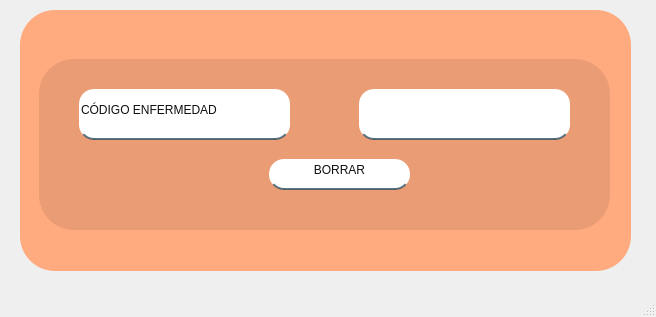
Qt form borrar.ui (mariacamilato/TRABAJO-FINAL) before a commit.
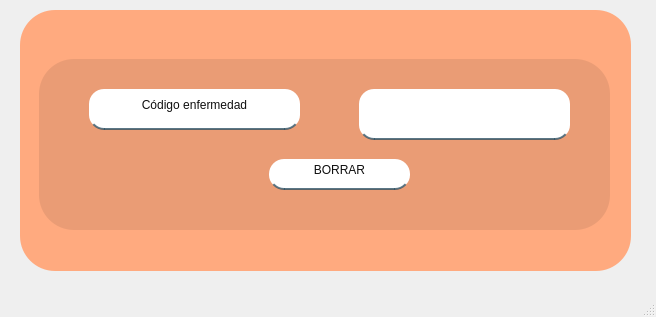
The same form after that commit. Icons and pictures are not drawn.

Diff of the .ui file:
```diff
--- a/borrar.ui
+++ b/borrar.ui
@@ -45,29 +45,6 @@
      <property name="frameShadow">
       <enum>QFrame::Raised</enum>
      </property>
-     <widget class="QLineEdit" name="lineEdit_2">
-      <property name="geometry">
-       <rect>
-        <x>40</x>
-        <y>30</y>
-        <width>211</width>
-        <height>51</height>
-       </rect>
-      </property>
-      <property name="styleSheet">
-       <string notr="true">font: 75 11pt &quot;Segoe Script&quot;;
-background-color: rgb(255, 255, 255);
-border:none;
-border-bottom:2px solid rgba(46,82,101,200);
-color:rgba(0,0,0,240);
-padding-bottom:7px; 
-border-radius: 15px;
-</string>
-      </property>
-      <property name="text">
-       <string>CÓDIGO ENFERMEDAD</string>
-      </property>
-     </widget>
      <widget class="QLineEdit" name="CODIGO">
       <property name="geometry">
        <rect>
@@ -130,6 +107,32 @@
        <string>BORRAR</string>
       </property>
      </widget>
+     <widget class="QLabel" name="label_2">
+      <property name="geometry">
+       <rect>
+        <x>50</x>
+        <y>30</y>
+        <width>211</width>
+        <height>41</height>
+       </rect>
+      </property>
+      <property name="styleSheet">
+       <string notr="true">font: 75 11pt &quot;Segoe Script&quot;;
+background-color: rgb(255, 255, 255);
+border:none;
+border-bottom:2px solid rgba(46,82,101,200);
+color:rgba(0,0,0,240);
+padding-bottom:7px; 
+border-radius: 15px;
+</string>
+      </property>
+      <property name="text">
+       <string>Código enfermedad</string>
+      </property>
+      <property name="alignment">
+       <set>Qt::AlignCenter</set>
+      </property>
+     </widget>
     </widget>
     <widget class="QPushButton" name="minimizar">
      <property name="geometry">
```
